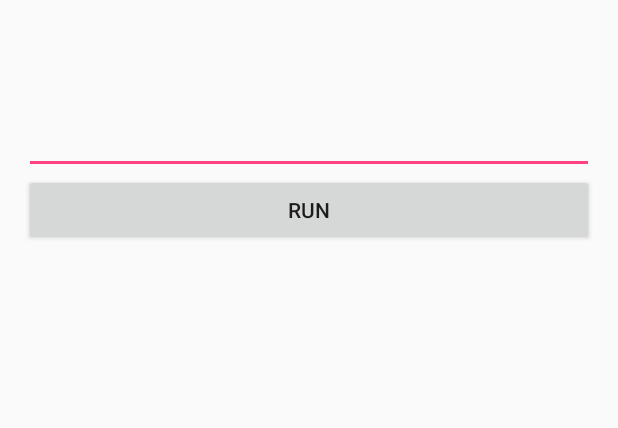
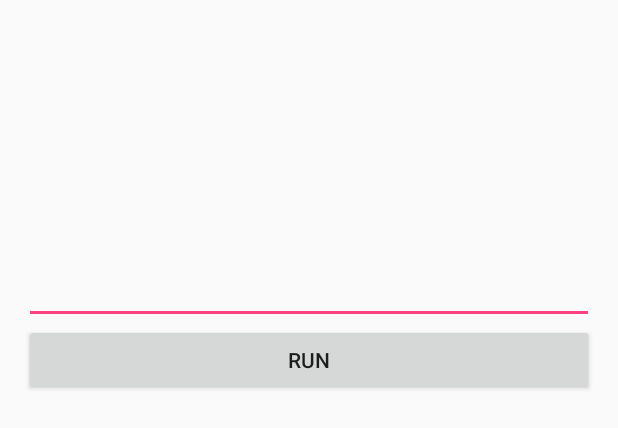
Before and after one commit to nao20010128nao/ConfigSlurperOnAndroid, an Android app: the layout activity_main.xml on its own in the app's theme, with its tools: preview values and no code run, on a phone screen of 412 x 824 dp. Shown: the top 428 px of the screen. Run offline under Robolectric (Android 15) with nearby library versions, the phone set to English and light mode, and no system bars.

Commit message:
忘れ物

```diff
--- a/app/build.gradle
+++ b/app/build.gradle
@@ -11,6 +11,9 @@ android {
         targetSdkVersion 25
         versionCode 1
         versionName "1.0"
+        jackOptions{
+            enabled false
+        }
     }
     buildTypes {
         release {
@@ -29,6 +32,7 @@ dependencies {
     compile 'com.android.support:appcompat-v7:25.3.0'
     compile 'com.google.android.tools:dx:1.7'
     compile "org.codehaus.groovy:groovy:2.4.7:grooid"
+    compile 'com.google.code.gson:gson:2.8.0'
 }
 androidGroovy {
     sourceSets {
--- a/app/src/main/res/layout/activity_main.xml
+++ b/app/src/main/res/layout/activity_main.xml
@@ -10,34 +10,36 @@
     tools:context="com.nao20010128nao.CSoA.MainActivity">
 
     <ScrollView
+        android:id="@+id/scrollView"
         android:layout_width="match_parent"
         android:layout_height="match_parent"
-        android:id="@+id/scrollView"
         android:layout_alignParentTop="true"
-        android:layout_centerHorizontal="true" >
+        android:layout_centerHorizontal="true">
 
         <LinearLayout
             android:layout_width="match_parent"
             android:layout_height="wrap_content"
             android:orientation="vertical">
+
             <EditText
+                android:id="@+id/text"
                 android:layout_width="match_parent"
-            android:layout_height="100dp"
-            android:minHeight="100dp"
+                android:layout_height="200dp"
+                android:ems="10"
                 android:inputType="textMultiLine"
-            android:ems="10"
-            android:id="@+id/text" />
+                android:minHeight="200dp" />
 
             <Button
+                android:id="@+id/run"
                 android:layout_width="match_parent"
                 android:layout_height="wrap_content"
-            android:text="Run"
-            android:id="@+id/run"/>
+                android:text="Run" />
 
             <TextView
+                android:id="@+id/result"
                 android:layout_width="match_parent"
                 android:layout_height="wrap_content"
-                android:id="@+id/result"
                 android:minHeight="50dp" />
-        </LinearLayout></ScrollView>
+        </LinearLayout>
+    </ScrollView>
 </RelativeLayout>
--- a/build.gradle
+++ b/build.gradle
@@ -3,7 +3,7 @@
 buildscript {
     repositories {
         jcenter()
-    }
+        }
     dependencies {
         classpath 'com.android.tools.build:gradle:2.1.3'
         classpath 'org.codehaus.groovy:groovy-android-gradle-plugin:1.1.0'
@@ -13,6 +13,7 @@ buildscript {
 allprojects {
     repositories {
         jcenter()
+        maven { url "https://raw.githubusercontent.com/nao20010128nao/MavenRepo/master/releases/" }
     }
 }
 
```
Also changed, not shown: app/src/main/java/me/champeau/groovydroid/GrooidShell.java (+16 -5 lines), 2 other files. Lines whose indentation alone changed are shown as unchanged.
